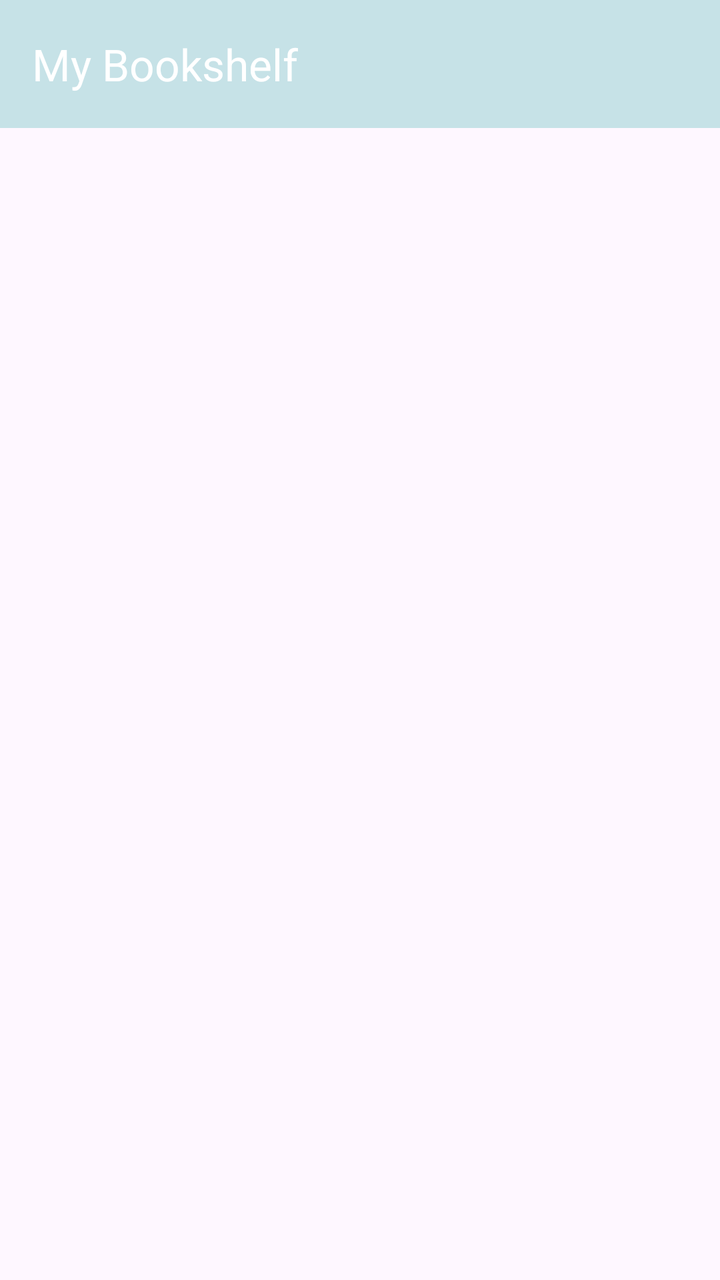
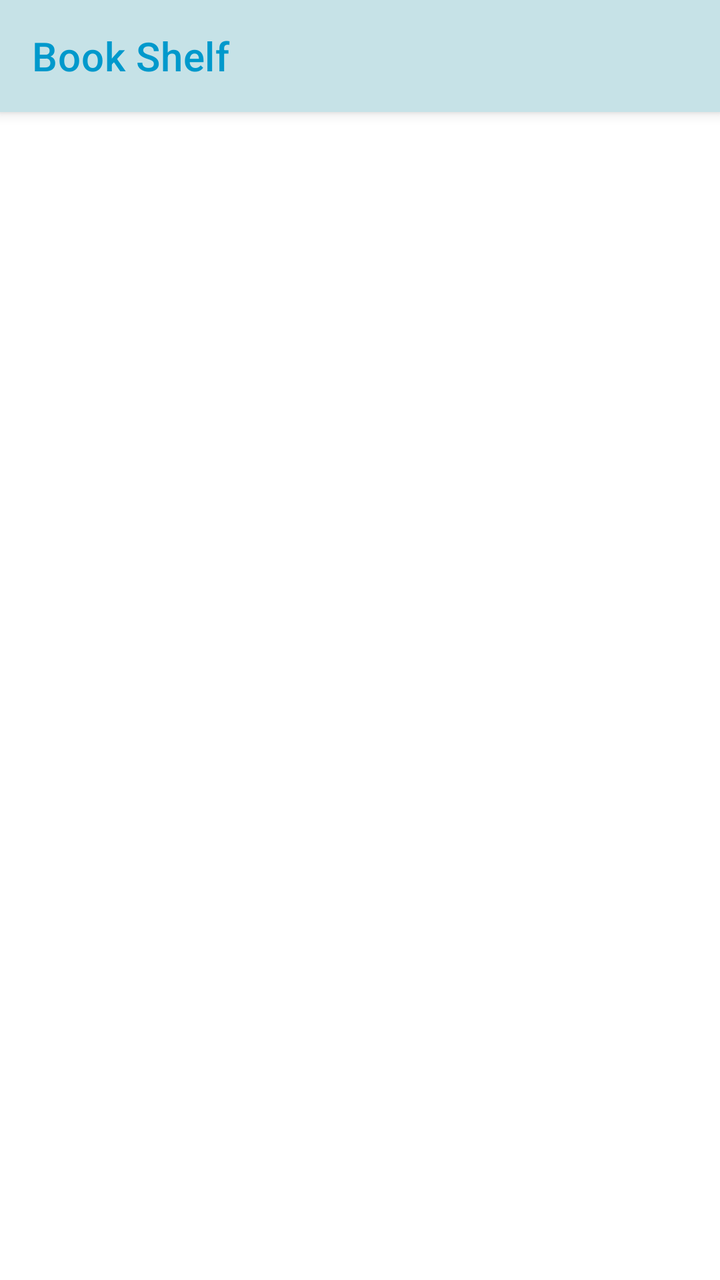

Screens rendered from an Android XML layout before and after an edit, with the pre-edit source and the edit as a unified diff.
<!-- AndroidManifest.xml: application theme Theme.RecipeBookReader -->
<!-- res/layout/activity_book_shelf.xml -->
<?xml version="1.0" encoding="utf-8"?>
<androidx.drawerlayout.widget.DrawerLayout
    xmlns:android="http://schemas.android.com/apk/res/android"
    xmlns:app="http://schemas.android.com/apk/res-auto"
    android:id="@+id/drawer_layout"
    android:layout_width="match_parent"
    android:layout_height="match_parent"
    android:fitsSystemWindows="true">

    <androidx.coordinatorlayout.widget.CoordinatorLayout
        android:layout_width="match_parent"
        android:layout_height="match_parent">

        <com.google.android.material.appbar.AppBarLayout
            android:layout_width="match_parent"
            android:layout_height="wrap_content"
            android:background="@color/pastel_blue">

            <androidx.appcompat.widget.Toolbar
                android:id="@+id/toolbar"
                android:layout_width="match_parent"
                android:layout_height="?attr/actionBarSize"
                app:title="My Bookshelf"
                app:titleTextColor="@android:color/white" />
        </com.google.android.material.appbar.AppBarLayout>

        <androidx.recyclerview.widget.RecyclerView
            android:id="@+id/shelfRecyclerView"
            android:layout_width="match_parent"
            android:layout_height="match_parent"
            app:layout_behavior="@string/appbar_scrolling_view_behavior"
            android:padding="8dp" />

    </androidx.coordinatorlayout.widget.CoordinatorLayout>

    <androidx.fragment.app.FragmentContainerView
        android:id="@+id/control_drawer_container"
        android:name="apk.hurnell.recipebookreader.ui.ControlFragment"
        android:layout_width="300dp"
        android:layout_height="match_parent"
        android:layout_gravity="start"
        android:fitsSystemWindows="true"
        android:background="@android:color/white" />

</androidx.drawerlayout.widget.DrawerLayout>
<!-- resources referenced by this layout -->
<resources>
  <color name="pastel_blue">#FFC6E2E7</color>
  <style name="Theme.RecipeBookReader" parent="Base.Theme.RecipeBookReader" />
  <style name="Base.Theme.RecipeBookReader" parent="Theme.Material3.DayNight.NoActionBar">
          
          
  
      </style>
</resources>

<!-- the commit's change to res/layout/activity_book_shelf.xml (unified diff, before → after) -->
@@ -20,8 +20,8 @@
                 android:id="@+id/toolbar"
                 android:layout_width="match_parent"
                 android:layout_height="?attr/actionBarSize"
-                app:title="My Bookshelf"
-                app:titleTextColor="@android:color/white" />
+                app:title="Book Shelf"
+                app:titleTextColor="@android:color/holo_blue_dark" />
         </com.google.android.material.appbar.AppBarLayout>
 
         <androidx.recyclerview.widget.RecyclerView
<!-- resource entries referenced after the edit -->
@@ -1,11 +1,10 @@
 <!-- resources referenced by this layout -->
 <resources>
   <color name="pastel_blue">#FFC6E2E7</color>
-  <style name="Theme.RecipeBookReader" parent="Base.Theme.RecipeBookReader" />
-  <style name="Base.Theme.RecipeBookReader" parent="Theme.Material3.DayNight.NoActionBar">
-          
-          
-  
+  <style name="Theme.RecipeBookReader" parent="Theme.MaterialComponents.DayNight.NoActionBar">
+          <item name="colorPrimary">@color/pastel_blue</item>
+          <item name="android:statusBarColor">@android:color/transparent</item>
+          <item name="android:windowDrawsSystemBarBackgrounds">true</item>
       </style>
 </resources>
 
